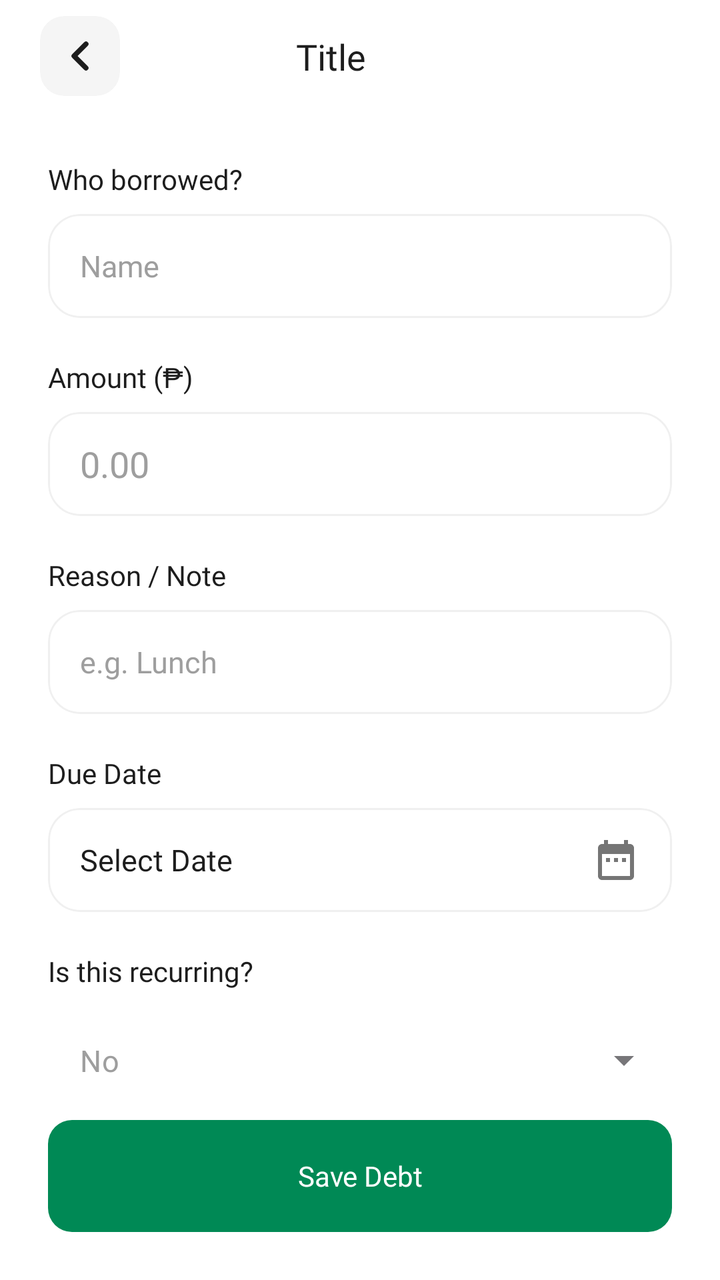
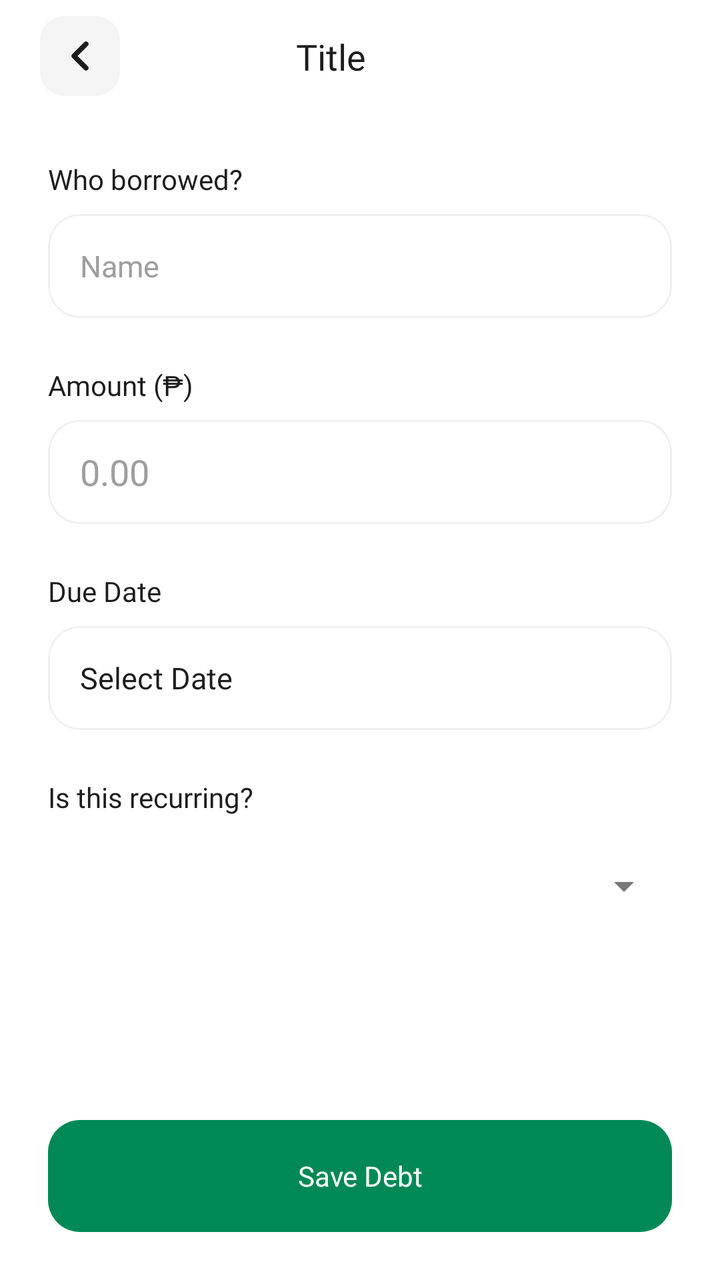

Screens rendered from an Android XML layout before and after an edit, with the pre-edit source and the edit as a unified diff.
<!-- AndroidManifest.xml: activity theme Theme.Carti -->
<!-- res/layout/activity_add_debt.xml -->
<?xml version="1.0" encoding="utf-8"?>
<androidx.constraintlayout.widget.ConstraintLayout xmlns:android="http://schemas.android.com/apk/res/android"
    xmlns:app="http://schemas.android.com/apk/res-auto"
    xmlns:tools="http://schemas.android.com/tools"
    android:layout_width="match_parent"
    android:layout_height="match_parent"
    android:background="@color/white">

    <include
        android:id="@+id/layout_toolbar"
        layout="@layout/layout_custom_toolbar" />

    <androidx.core.widget.NestedScrollView
        android:id="@+id/scroll_view"
        android:layout_width="match_parent"
        android:layout_height="0dp"
        android:clipToPadding="false"
        app:layout_constraintBottom_toTopOf="@+id/btnSave"
        app:layout_constraintTop_toBottomOf="@id/layout_toolbar">

        <LinearLayout
            android:layout_width="match_parent"
            android:layout_height="wrap_content"
            android:orientation="vertical"
            android:paddingHorizontal="@dimen/spacing_large"
            android:paddingTop="@dimen/spacing_large"
            android:paddingBottom="@dimen/scroll_bottom_padding">

            <TextView
                style="@style/CartiHeader"
                android:layout_width="wrap_content"
                android:layout_height="wrap_content"
                android:text="@string/label_who_borrowed"
                android:textSize="@dimen/text_size_body" />

            <com.google.android.material.card.MaterialCardView
                style="@style/CartiCard"
                android:layout_width="match_parent"
                android:layout_height="wrap_content"
                android:layout_marginTop="@dimen/spacing_small">

                <EditText
                    android:id="@+id/et_borrower_name"
                    style="@style/CartiEditText"
                    android:layout_width="match_parent"
                    android:layout_height="@dimen/input_height_standard"
                    android:hint="@string/hint_borrower_name"
                    android:inputType="textPersonName"
                    android:importantForAutofill="no" />

            </com.google.android.material.card.MaterialCardView>

            <TextView
                style="@style/CartiHeader"
                android:layout_width="wrap_content"
                android:layout_height="wrap_content"
                android:layout_marginTop="@dimen/pill_corner_radius"
                android:text="@string/label_amount_peso"
                android:textSize="@dimen/text_size_body" />

            <com.google.android.material.card.MaterialCardView
                style="@style/CartiCard"
                android:layout_width="match_parent"
                android:layout_height="wrap_content"
                android:layout_marginTop="@dimen/spacing_small">

                <EditText
                    android:id="@+id/et_amount"
                    style="@style/CartiEditText"
                    android:layout_width="match_parent"
                    android:layout_height="@dimen/input_height_standard"
                    android:fontFamily="@font/plus_jakarta_sans_bold"
                    android:hint="@string/hint_amount"
                    android:inputType="numberDecimal"
                    android:textSize="@dimen/text_size_header"
                    android:importantForAutofill="no" />

            </com.google.android.material.card.MaterialCardView>

            <TextView
                style="@style/CartiHeader"
                android:layout_width="wrap_content"
                android:layout_height="wrap_content"
                android:layout_marginTop="@dimen/pill_corner_radius"
                android:text="@string/label_reason_note"
                android:textSize="@dimen/text_size_body" />

            <com.google.android.material.card.MaterialCardView
                style="@style/CartiCard"
                android:layout_width="match_parent"
                android:layout_height="wrap_content"
                android:layout_marginTop="@dimen/spacing_small">

                <EditText
                    android:id="@+id/et_reason"
                    style="@style/CartiEditText"
                    android:layout_width="match_parent"
                    android:layout_height="@dimen/input_height_standard"
                    android:hint="@string/hint_debt_reason"
                    android:inputType="text"
                    android:importantForAutofill="no" />

            </com.google.android.material.card.MaterialCardView>

            <TextView
                style="@style/CartiHeader"
                android:layout_width="wrap_content"
                android:layout_height="wrap_content"
                android:layout_marginTop="@dimen/pill_corner_radius"
                android:text="@string/label_due_date"
                android:textSize="@dimen/text_size_body" />

            <com.google.android.material.card.MaterialCardView
                android:id="@+id/btn_due_date"
                style="@style/CartiCard"
                android:layout_width="match_parent"
                android:layout_height="wrap_content"
                android:layout_marginTop="@dimen/spacing_small"
                android:clickable="true"
                android:focusable="true">

                <TextView
                    android:id="@+id/tv_due_date"
                    style="@style/CartiSubHeader"
                    android:layout_width="match_parent"
                    android:layout_height="@dimen/input_height_standard"
                    android:gravity="center_vertical"
                    android:paddingHorizontal="@dimen/spacing_medium"
                    android:text="@string/placeholder_date"
                    android:textColor="@color/text_primary"
                    android:textSize="@dimen/text_size_body_large"
                    app:drawableEndCompat="@drawable/ic_calendar"
                    app:drawableTint="@color/text_secondary" />

            </com.google.android.material.card.MaterialCardView>

            <TextView
                style="@style/CartiHeader"
                android:layout_width="wrap_content"
                android:layout_height="wrap_content"
                android:layout_marginTop="@dimen/pill_corner_radius"
                android:text="@string/label_is_recurring"
                android:textSize="@dimen/text_size_body" />

            <com.google.android.material.textfield.TextInputLayout
                style="@style/Widget.MaterialComponents.TextInputLayout.OutlinedBox.ExposedDropdownMenu"
                android:layout_width="match_parent"
                android:layout_height="wrap_content"
                android:layout_marginTop="@dimen/spacing_small"
                app:boxBackgroundColor="@color/white"
                app:boxCornerRadiusBottomEnd="@dimen/radius_medium"
                app:boxCornerRadiusBottomStart="@dimen/radius_medium"
                app:boxCornerRadiusTopEnd="@dimen/radius_medium"
                app:boxCornerRadiusTopStart="@dimen/radius_medium"
                app:boxStrokeColor="@color/border_subtle"
                app:hintEnabled="false">

                <AutoCompleteTextView
                    android:id="@+id/et_repeat"
                    style="@style/CartiEditText"
                    android:layout_width="match_parent"
                    android:layout_height="wrap_content"
                    android:hint="@string/opt_no"
                    android:inputType="text" />

            </com.google.android.material.textfield.TextInputLayout>

        </LinearLayout>

    </androidx.core.widget.NestedScrollView>

    <com.google.android.material.button.MaterialButton
        android:id="@+id/btnSave"
        style="@style/CartiButton.Primary"
        android:layout_width="match_parent"
        android:layout_height="@dimen/button_height_standard"
        android:layout_marginHorizontal="@dimen/spacing_large"
        android:layout_marginBottom="@dimen/spacing_large"
        android:text="@string/btn_save_debt"
        app:layout_constraintBottom_toBottomOf="parent"
        app:layout_constraintEnd_toEndOf="parent"
        app:layout_constraintStart_toStartOf="parent" />

</androidx.constraintlayout.widget.ConstraintLayout>
<!-- res/layout/layout_custom_toolbar.xml (included above) -->
<?xml version="1.0" encoding="utf-8"?>
<androidx.constraintlayout.widget.ConstraintLayout xmlns:android="http://schemas.android.com/apk/res/android"
    xmlns:app="http://schemas.android.com/apk/res-auto"
    xmlns:tools="http://schemas.android.com/tools"
    android:layout_width="match_parent"
    android:layout_height="wrap_content"
    android:background="@color/white"
    android:paddingHorizontal="@dimen/spacing_medium"
    android:paddingTop="@dimen/spacing_small"
    android:paddingBottom="@dimen/spacing_small">

    <com.google.android.material.card.MaterialCardView
        android:id="@+id/back_button_container"
        android:layout_width="@dimen/back_button_size"
        android:layout_height="@dimen/back_button_size"
        android:layout_marginStart="@dimen/spacing_xs"
        android:clickable="true"
        android:focusable="true"
        android:foreground="?attr/selectableItemBackground"
        app:cardBackgroundColor="@color/surface_variant"
        app:cardCornerRadius="@dimen/radius_medium"
        app:cardElevation="0dp"
        app:strokeWidth="0dp"
        app:layout_constraintBottom_toBottomOf="parent"
        app:layout_constraintStart_toStartOf="parent"
        app:layout_constraintTop_toTopOf="parent">

        <ImageButton
            android:id="@+id/btn_back"
            android:layout_width="match_parent"
            android:layout_height="match_parent"
            android:background="@android:color/transparent"
            android:contentDescription="@null"
            android:padding="@dimen/spacing_small"
            android:scaleType="fitXY"
            android:src="@drawable/ic_back"
            app:tint="@color/text_primary" />

    </com.google.android.material.card.MaterialCardView>

    <TextView
        android:id="@+id/tv_toolbar_title"
        style="@style/CartiHeader"
        android:layout_width="wrap_content"
        android:layout_height="wrap_content"
        android:textSize="@dimen/text_size_header"
        app:layout_constraintHorizontal_bias="0.45"
        app:layout_constraintBottom_toBottomOf="parent"
        app:layout_constraintEnd_toEndOf="parent"
        app:layout_constraintStart_toStartOf="parent"
        app:layout_constraintTop_toTopOf="parent"
        android:text="@string/label_title" />

    <com.google.android.material.button.MaterialButton
        android:id="@+id/btn_action"
        style="@style/CartiButton.Tonal"
        android:layout_width="wrap_content"
        android:layout_height="@dimen/action_button_height"
        android:minHeight="0dp"
        android:paddingHorizontal="@dimen/spacing_medium"
        android:textSize="@dimen/text_size_small"
        android:visibility="gone"
        app:iconPadding="@dimen/spacing_xs"
        app:iconSize="@dimen/icon_size_xs"
        app:layout_constraintBottom_toBottomOf="parent"
        app:layout_constraintEnd_toEndOf="parent"
        app:layout_constraintTop_toTopOf="parent"
        android:text="@string/label_action"
        tools:visibility="visible"/>


</androidx.constraintlayout.widget.ConstraintLayout>
<!-- resources referenced by this layout -->
<resources>
  <color name="border_subtle">#F0F0F0</color>
  <color name="surface_variant">#F5F5F5</color>
  <color name="text_primary">#1D1D1D</color>
  <color name="text_secondary">#757575</color>
  <color name="white">#FFFFFFFF</color>
  <dimen name="action_button_height">36dp</dimen>
  <dimen name="back_button_size">40dp</dimen>
  <dimen name="button_height_standard">56dp</dimen>
  <dimen name="icon_size_xs">16dp</dimen>
  <dimen name="input_height_standard">52dp</dimen>
  <dimen name="pill_corner_radius">20dp</dimen>
  <dimen name="radius_medium">12dp</dimen>
  <dimen name="scroll_bottom_padding">120dp</dimen>
  <dimen name="spacing_large">24dp</dimen>
  <dimen name="spacing_medium">16dp</dimen>
  <dimen name="spacing_small">8dp</dimen>
  <dimen name="spacing_xs">4dp</dimen>
  <dimen name="text_size_body">14sp</dimen>
  <dimen name="text_size_body_large">15sp</dimen>
  <dimen name="text_size_header">18sp</dimen>
  <dimen name="text_size_small">12sp</dimen>
  <!-- drawable ic_calendar (drawable) -->
  <vector xmlns:android="http://schemas.android.com/apk/res/android"
      android:width="24dp"
      android:height="24dp"
      android:viewportWidth="24"
      android:viewportHeight="24">
      <path
          android:fillColor="@android:color/black"
          android:pathData="M19,4h-1L18,2h-2v2L8,4L8,2L6,2v2L5,4c-1.11,0 -1.99,0.9 -1.99,2L3,20c0,1.1 0.89,2 2,2h14c1.1,0 2,-0.9 2,-2L21,6c0,-1.1 -0.9,-2 -2,-2zM19,20L5,20L5,9h14v11zM7,11h2v2L7,13v-2zM11,11h2v2h-2v-2zM15,11h2v2h-2v-2z" />
  </vector>
  <string name="btn_save_debt">Save Debt</string>
  <string name="hint_amount">0.00</string>
  <string name="hint_borrower_name">Name</string>
  <string name="hint_debt_reason">e.g. Lunch</string>
  <string name="label_action">Action</string>
  <string name="label_amount_peso">Amount (₱)</string>
  <string name="label_due_date">Due Date</string>
  <string name="label_is_recurring">Is this recurring?</string>
  <string name="label_reason_note">Reason / Note</string>
  <string name="label_title">Title</string>
  <string name="label_who_borrowed">Who borrowed?</string>
  <string name="opt_no">No</string>
  <string name="placeholder_date">Select Date</string>
  <style name="CartiButton.Primary">
          <item name="backgroundTint">@color/carti_primary_green</item>
          <item name="android:textColor">@color/white</item>
      </style>
  <style name="CartiButton.Tonal">
          <item name="backgroundTint">@color/tonal_button_bg</item>
          <item name="android:textColor">@color/carti_primary_green</item>
      </style>
  <style name="CartiCard" parent="Widget.Material3.CardView.Elevated">
          <item name="cardElevation">0dp</item>
          <item name="cardCornerRadius">@dimen/card_corner_radius</item>
          <item name="strokeColor">@color/border_subtle</item>
          <item name="strokeWidth">@dimen/stroke_width_thin</item>
          <item name="cardBackgroundColor">@color/white</item>
      </style>
  <style name="CartiHeader">
          <item name="android:fontFamily">@font/plus_jakarta_sans_bold</item>
          <item name="android:textColor">@color/text_primary</item>
          <item name="android:textSize">@dimen/text_size_header</item>
      </style>
  <style name="CartiSubHeader">
          <item name="android:fontFamily">@font/plus_jakarta_sans_medium</item>
          <item name="android:textColor">@color/text_secondary</item>
          <item name="android:textSize">@dimen/text_size_body</item>
      </style>
  <style name="Theme.Carti" parent="Base.Theme.Carti" />
  <color name="carti_primary_green">#008955</color>
  <color name="tonal_button_bg">#E8F5E9</color>
  <dimen name="card_corner_radius">16dp</dimen>
  <dimen name="stroke_width_thin">1dp</dimen>
  <color name="text_tertiary">#9E9E9E</color>
  <!-- unchanged entries left out for length: 3 -->
</resources>

<!-- the commit's change to res/layout/activity_add_debt.xml (unified diff, before → after) -->
@@ -11,11 +11,10 @@
         layout="@layout/layout_custom_toolbar" />
 
     <androidx.core.widget.NestedScrollView
-        android:id="@+id/scroll_view"
+        android:id="@+id/scrollView"
         android:layout_width="match_parent"
         android:layout_height="0dp"
-        android:clipToPadding="false"
-        app:layout_constraintBottom_toTopOf="@+id/btnSave"
+        app:layout_constraintBottom_toTopOf="@+id/btn_save"
         app:layout_constraintTop_toBottomOf="@id/layout_toolbar">
 
         <LinearLayout
@@ -45,7 +44,7 @@
                     android:layout_width="match_parent"
                     android:layout_height="@dimen/input_height_standard"
                     android:hint="@string/hint_borrower_name"
-                    android:inputType="textPersonName"
+                    android:inputType="text"
                     android:importantForAutofill="no" />
 
             </com.google.android.material.card.MaterialCardView>
@@ -54,7 +53,7 @@
                 style="@style/CartiHeader"
                 android:layout_width="wrap_content"
                 android:layout_height="wrap_content"
-                android:layout_marginTop="@dimen/pill_corner_radius"
+                android:layout_marginTop="@dimen/spacing_large"
                 android:text="@string/label_amount_peso"
                 android:textSize="@dimen/text_size_body" />
 
@@ -81,32 +80,7 @@
                 style="@style/CartiHeader"
                 android:layout_width="wrap_content"
                 android:layout_height="wrap_content"
-                android:layout_marginTop="@dimen/pill_corner_radius"
-                android:text="@string/label_reason_note"
-                android:textSize="@dimen/text_size_body" />
-
-            <com.google.android.material.card.MaterialCardView
-                style="@style/CartiCard"
-                android:layout_width="match_parent"
-                android:layout_height="wrap_content"
-                android:layout_marginTop="@dimen/spacing_small">
-
-                <EditText
-                    android:id="@+id/et_reason"
-                    style="@style/CartiEditText"
-                    android:layout_width="match_parent"
-                    android:layout_height="@dimen/input_height_standard"
-                    android:hint="@string/hint_debt_reason"
-                    android:inputType="text"
-                    android:importantForAutofill="no" />
-
-            </com.google.android.material.card.MaterialCardView>
-
-            <TextView
-                style="@style/CartiHeader"
-                android:layout_width="wrap_content"
-                android:layout_height="wrap_content"
-                android:layout_marginTop="@dimen/pill_corner_radius"
+                android:layout_marginTop="@dimen/spacing_large"
                 android:text="@string/label_due_date"
                 android:textSize="@dimen/text_size_body" />
 
@@ -121,16 +95,11 @@
 
                 <TextView
                     android:id="@+id/tv_due_date"
-                    style="@style/CartiSubHeader"
+                    style="@style/CartiEditText"
                     android:layout_width="match_parent"
                     android:layout_height="@dimen/input_height_standard"
                     android:gravity="center_vertical"
-                    android:paddingHorizontal="@dimen/spacing_medium"
-                    android:text="@string/placeholder_date"
-                    android:textColor="@color/text_primary"
-                    android:textSize="@dimen/text_size_body_large"
-                    app:drawableEndCompat="@drawable/ic_calendar"
-                    app:drawableTint="@color/text_secondary" />
+                    android:text="@string/placeholder_date" />
 
             </com.google.android.material.card.MaterialCardView>
 
@@ -138,7 +107,7 @@
                 style="@style/CartiHeader"
                 android:layout_width="wrap_content"
                 android:layout_height="wrap_content"
-                android:layout_marginTop="@dimen/pill_corner_radius"
+                android:layout_marginTop="@dimen/spacing_large"
                 android:text="@string/label_is_recurring"
                 android:textSize="@dimen/text_size_body" />
 
@@ -160,17 +129,15 @@
                     style="@style/CartiEditText"
                     android:layout_width="match_parent"
                     android:layout_height="wrap_content"
-                    android:hint="@string/opt_no"
-                    android:inputType="text" />
+                    android:inputType="none" />
 
             </com.google.android.material.textfield.TextInputLayout>
 
         </LinearLayout>
-
     </androidx.core.widget.NestedScrollView>
 
     <com.google.android.material.button.MaterialButton
-        android:id="@+id/btnSave"
+        android:id="@+id/btn_save"
         style="@style/CartiButton.Primary"
         android:layout_width="match_parent"
         android:layout_height="@dimen/button_height_standard"
<!-- resource entries referenced after the edit -->
@@ -3,14 +3,12 @@
   <color name="border_subtle">#F0F0F0</color>
   <color name="surface_variant">#F5F5F5</color>
   <color name="text_primary">#1D1D1D</color>
-  <color name="text_secondary">#757575</color>
   <color name="white">#FFFFFFFF</color>
   <dimen name="action_button_height">36dp</dimen>
   <dimen name="back_button_size">40dp</dimen>
   <dimen name="button_height_standard">56dp</dimen>
   <dimen name="icon_size_xs">16dp</dimen>
   <dimen name="input_height_standard">52dp</dimen>
-  <dimen name="pill_corner_radius">20dp</dimen>
   <dimen name="radius_medium">12dp</dimen>
   <dimen name="scroll_bottom_padding">120dp</dimen>
   <dimen name="spacing_large">24dp</dimen>
@@ -21,28 +19,15 @@
   <dimen name="text_size_body_large">15sp</dimen>
   <dimen name="text_size_header">18sp</dimen>
   <dimen name="text_size_small">12sp</dimen>
-  <!-- drawable ic_calendar (drawable) -->
-  <vector xmlns:android="http://schemas.android.com/apk/res/android"
-      android:width="24dp"
-      android:height="24dp"
-      android:viewportWidth="24"
-      android:viewportHeight="24">
-      <path
-          android:fillColor="@android:color/black"
-          android:pathData="M19,4h-1L18,2h-2v2L8,4L8,2L6,2v2L5,4c-1.11,0 -1.99,0.9 -1.99,2L3,20c0,1.1 0.89,2 2,2h14c1.1,0 2,-0.9 2,-2L21,6c0,-1.1 -0.9,-2 -2,-2zM19,20L5,20L5,9h14v11zM7,11h2v2L7,13v-2zM11,11h2v2h-2v-2zM15,11h2v2h-2v-2z" />
-  </vector>
   <string name="btn_save_debt">Save Debt</string>
   <string name="hint_amount">0.00</string>
   <string name="hint_borrower_name">Name</string>
-  <string name="hint_debt_reason">e.g. Lunch</string>
   <string name="label_action">Action</string>
   <string name="label_amount_peso">Amount (₱)</string>
   <string name="label_due_date">Due Date</string>
   <string name="label_is_recurring">Is this recurring?</string>
-  <string name="label_reason_note">Reason / Note</string>
   <string name="label_title">Title</string>
   <string name="label_who_borrowed">Who borrowed?</string>
-  <string name="opt_no">No</string>
   <string name="placeholder_date">Select Date</string>
   <style name="CartiButton.Primary">
           <item name="backgroundTint">@color/carti_primary_green</item>
@@ -55,6 +40,7 @@
   <style name="CartiCard" parent="Widget.Material3.CardView.Elevated">
           <item name="cardElevation">0dp</item>
           <item name="cardCornerRadius">@dimen/card_corner_radius</item>
+          <item name="shapeAppearance">@style/ShapeAppearance.Carti.Medium</item>
           <item name="strokeColor">@color/border_subtle</item>
           <item name="strokeWidth">@dimen/stroke_width_thin</item>
           <item name="cardBackgroundColor">@color/white</item>
@@ -64,15 +50,13 @@
           <item name="android:textColor">@color/text_primary</item>
           <item name="android:textSize">@dimen/text_size_header</item>
       </style>
-  <style name="CartiSubHeader">
-          <item name="android:fontFamily">@font/plus_jakarta_sans_medium</item>
-          <item name="android:textColor">@color/text_secondary</item>
-          <item name="android:textSize">@dimen/text_size_body</item>
-      </style>
   <style name="Theme.Carti" parent="Base.Theme.Carti" />
   <color name="carti_primary_green">#008955</color>
   <color name="tonal_button_bg">#E8F5E9</color>
   <dimen name="card_corner_radius">16dp</dimen>
+  <style name="ShapeAppearance.Carti.Medium" parent="ShapeAppearance.Material3.Corner.Medium">
+          <item name="cornerSize">@dimen/card_corner_radius</item>
+      </style>
   <dimen name="stroke_width_thin">1dp</dimen>
   <color name="text_tertiary">#9E9E9E</color>
   <!-- unchanged entries left out for length: 3 -->
